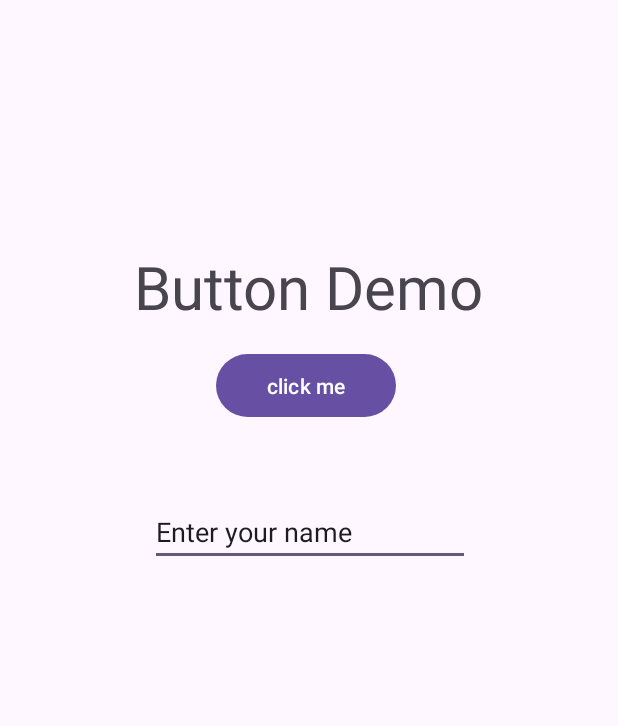
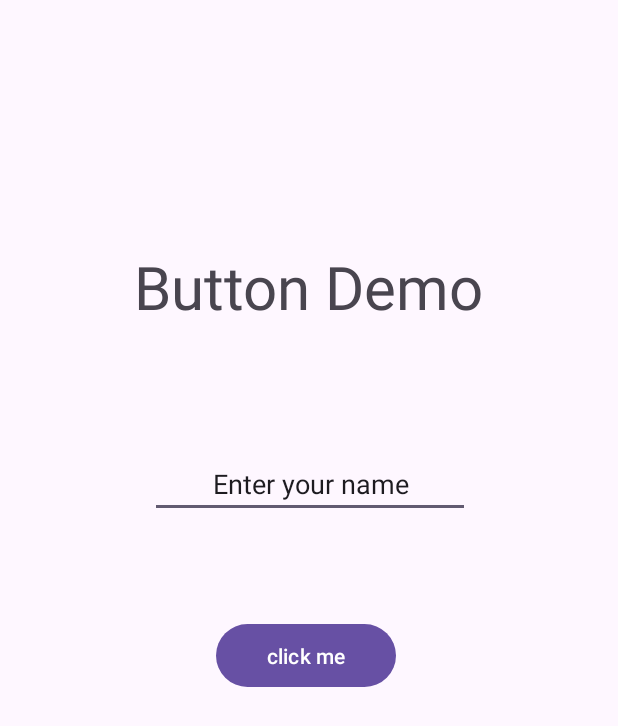
Before and after one commit to xinyuelin321/lab2, an Android app: the screen it shows after launch (MainActivity), on a phone screen of 412 x 824 dp. Shown: the top 726 px of the screen. Run offline under Robolectric (Android 15) with nearby library versions, the phone set to English and light mode, and no system bars.

Commit message:
design pretty

```diff
--- a/app/src/main/java/com/cs407/lab2/CalculatorActivity.java
+++ b/app/src/main/java/com/cs407/lab2/CalculatorActivity.java
@@ -16,6 +16,6 @@ public class CalculatorActivity extends AppCompatActivity {
         textView=(TextView) findViewById(R.id.textView2);
         Intent intent=getIntent();
         String str=intent.getStringExtra("message");
-        textView.setText("Hello"+str);
+        textView.setText("Hello "+str);
     }
 }
--- a/app/src/main/res/layout/activity_main.xml
+++ b/app/src/main/res/layout/activity_main.xml
@@ -25,13 +25,13 @@
         android:layout_height="50dp"
         android:layout_centerHorizontal="true"
         android:layout_marginStart="144dp"
-        android:layout_marginTop="232dp"
+        android:layout_marginTop="412dp"
 
         android:onClick="clickFunction"
         android:text="click me"
         app:layout_constraintStart_toStartOf="parent"
-        app:layout_constraintTop_toTopOf="parent"
-        app:layout_constraintTop_toBottomOf="@id/myTextField" />
+        app:layout_constraintTop_toBottomOf="@id/myTextField"
+        app:layout_constraintTop_toTopOf="parent" />
 
     <EditText
         android:id="@+id/myTextField"
@@ -39,11 +39,13 @@
         android:layout_height="wrap_content"
         android:layout_centerHorizontal="true"
         android:layout_marginStart="100dp"
-        android:layout_marginTop="332dp"
+        android:layout_marginTop="300dp"
         android:ems="10"
         android:inputType="textPersonName"
         android:text="Enter your name"
+        android:textAlignment="center"
         app:layout_constraintStart_toStartOf="parent"
-        app:layout_constraintTop_toTopOf="parent" />
+        app:layout_constraintTop_toTopOf="parent"
+        app:layout_constraintTop_toBottomOf="@id/textView"/>
 
 </androidx.constraintlayout.widget.ConstraintLayout>
```
Also changed, not shown: app/src/main/res/layout/calculator_activity.xml (+11 -5 lines).
